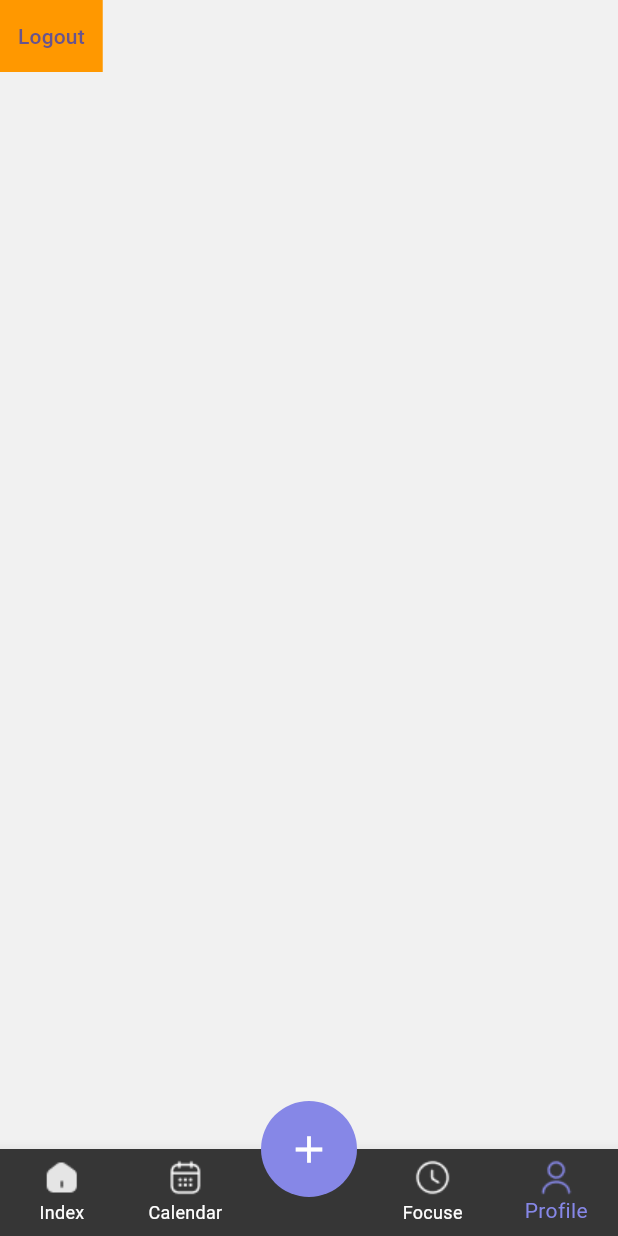
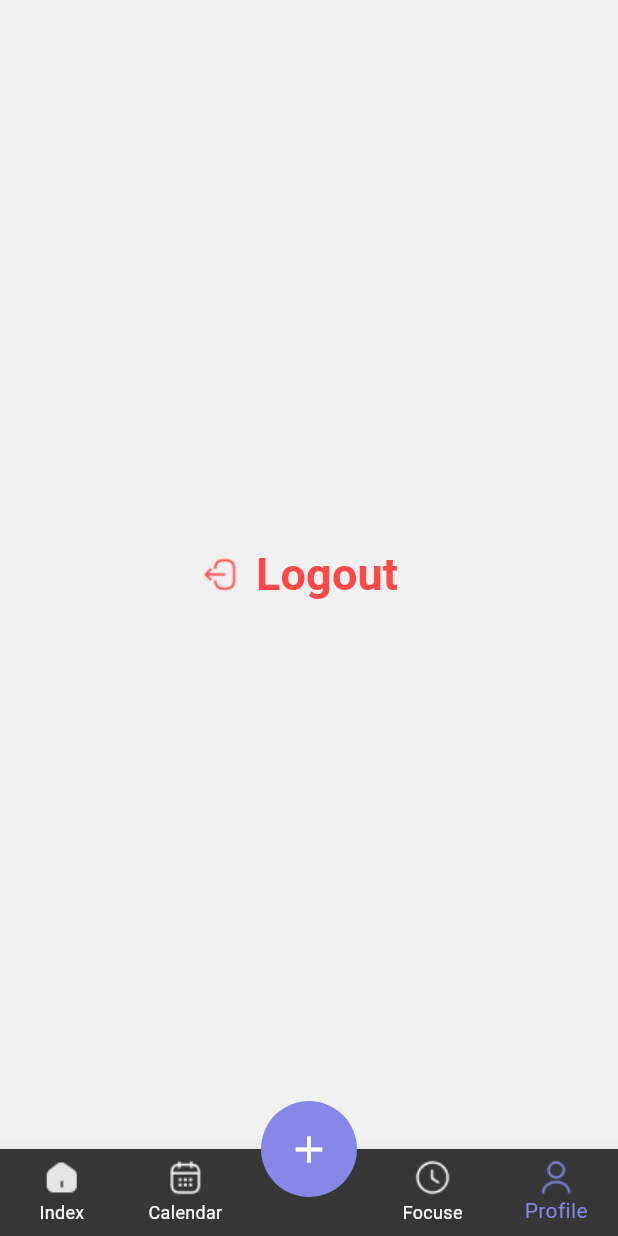
Before and after one commit to nguyendat0908/ToDoApp_flutter, a Flutter app: the screen it shows once a user with an empty profile is signed in, item 5 of the bottom bar chosen, on a phone screen of 412 x 824 dp. Run offline on Flutter 3.47's test engine with Material 3 defaults, Android fonts, the phone set to English and light mode, and no system bars; our stand-ins replace easy_localization, equatable, firebase_auth, firebase_core, flutter_bloc, flutter_colorpicker and 2 more; missing offline and left inert: flutter_iconpicker; accounts and stored records are empty; generated files the repository leaves out were written again.

Commit message:
Fix UI And Create profile, index

```diff
--- a/lib/ui/main/main_page.dart
+++ b/lib/ui/main/main_page.dart
@@ -1,5 +1,5 @@
-import 'package:firebase_auth/firebase_auth.dart';
 import 'package:flutter/material.dart';
+import 'package:todo_app/ui/profile/profile_page.dart';
 import 'package:todo_app/ui/task/create_task_page.dart';
 
 class MainPage extends StatefulWidget {
@@ -31,14 +31,8 @@ class _MainPageState extends State<MainPage> {
         color: Colors.blue,
       ),
       Container(
-        color: Colors.orange,
         child: SafeArea(
-          child: TextButton(
-            onPressed: () {
-              FirebaseAuth.instance.signOut();
-            },
-            child: Text('Logout'),
-          ),
+          child: ProfilePage(),
         ),
       ),
     ];
--- /dev/null
+++ b/lib/ui/profile/profile_page.dart
@@ -0,0 +1,38 @@
+import 'package:firebase_auth/firebase_auth.dart';
+import 'package:flutter/material.dart';
+
+class ProfilePage extends StatefulWidget {
+  const ProfilePage({super.key});
+
+  @override
+  State<ProfilePage> createState() => _ProfilePageState();
+}
+
+class _ProfilePageState extends State<ProfilePage> {
+  @override
+  Widget build(BuildContext context) {
+    return Container(
+      color: Colors.transparent,
+      alignment: Alignment.center,
+      child: Row(
+        mainAxisAlignment: MainAxisAlignment.center,
+        crossAxisAlignment: CrossAxisAlignment.center,
+        children: [
+          Image.asset("assets/images/logout.png"),
+          TextButton(
+            onPressed: () {
+              FirebaseAuth.instance.signOut();
+            },
+            child: const Text(
+              'Logout',
+              style: TextStyle(
+                  fontSize: 30,
+                  color: Color(0xFFFF4949),
+                  fontWeight: FontWeight.bold),
+            ),
+          ),
+        ],
+      ),
+    );
+  }
+}
--- a/pubspec.yaml
+++ b/pubspec.yaml
@@ -44,7 +44,7 @@ dependencies:
   equatable: ^2.0.5
   firebase_auth: ^5.0.0
 
-  intl: any
+  intl: ^0.18.1
   firebase_core: ^3.0.0
 dev_dependencies:
   flutter_test:
```
Also changed, not shown: lib/main.dart (+3 -5 lines), lib/ui/category/category_list_page.dart (+10 -8 lines), lib/ui/category/creat_or_edit_category.dart (+15 -29 lines), lib/ui/task/create_task_page.dart (+6 -2 lines), assets/images/logout.png (added), lib/ui/index/index_page.dart (added).
